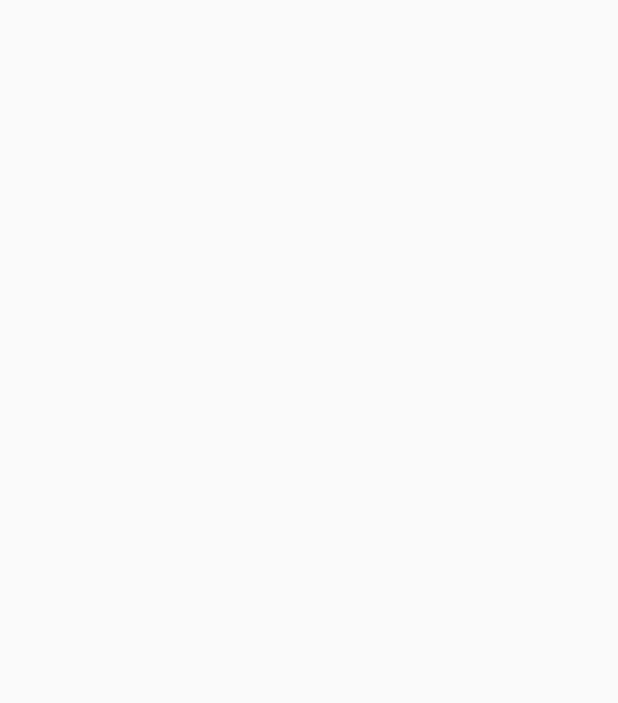
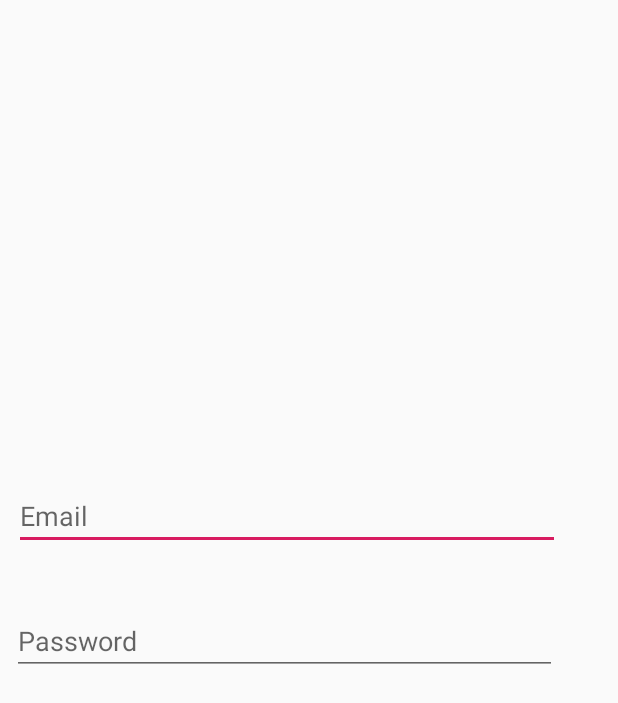
Before and after one commit to caretaker023/CareTaker, an Android app: the screen it shows after launch (HomeActivity), on a phone screen of 412 x 824 dp. Before the commit the part shown is empty. Shown: the top 703 px of the screen. Run offline under Robolectric (Android 15) with nearby library versions, the phone set to English and light mode, and no system bars.

```diff
--- a/app/src/main/res/layout/activity_home.xml
+++ b/app/src/main/res/layout/activity_home.xml
@@ -6,4 +6,41 @@
     android:layout_height="match_parent"
     tools:context=".HomeActivity">
 
+    <EditText
+        android:id="@+id/editText2"
+        android:layout_width="364dp"
+        android:layout_height="wrap_content"
+        android:layout_marginStart="8dp"
+        android:layout_marginTop="8dp"
+        android:layout_marginEnd="8dp"
+        android:layout_marginBottom="8dp"
+        android:ems="10"
+        android:hint="@string/email"
+        android:inputType="textPersonName"
+        app:layout_constraintBottom_toBottomOf="parent"
+        app:layout_constraintEnd_toEndOf="parent"
+        app:layout_constraintHorizontal_bias="0.052"
+        app:layout_constraintStart_toStartOf="parent"
+        app:layout_constraintTop_toTopOf="parent"
+        app:layout_constraintVertical_bias="0.411"
+        android:autofillHints="" />
+
+    <EditText
+        android:id="@+id/editText3"
+        android:layout_width="363dp"
+        android:layout_height="wrap_content"
+        android:layout_marginStart="8dp"
+        android:layout_marginTop="8dp"
+        android:layout_marginEnd="8dp"
+        android:layout_marginBottom="8dp"
+        android:ems="10"
+        android:hint="@string/password"
+        android:inputType="textPersonName"
+        app:layout_constraintBottom_toBottomOf="parent"
+        app:layout_constraintEnd_toEndOf="parent"
+        app:layout_constraintHorizontal_bias="0.0"
+        app:layout_constraintStart_toStartOf="parent"
+        app:layout_constraintTop_toTopOf="parent"
+        app:layout_constraintVertical_bias="0.52"
+        android:importantForAutofill="no" />
 </android.support.constraint.ConstraintLayout>
--- a/app/src/main/res/values/strings.xml
+++ b/app/src/main/res/values/strings.xml
@@ -3,5 +3,7 @@
     <string name="todo">TODO</string>
     <string name="hair_cut_shave_massage_and_lot_more">Hair cut,shave,massage, And lot more</string>
     <string name="at_your_doorstep">At your doorstep</string>
+    <string name="email">Email</string>
+    <string name="password">Password</string>
 
 </resources>
```
